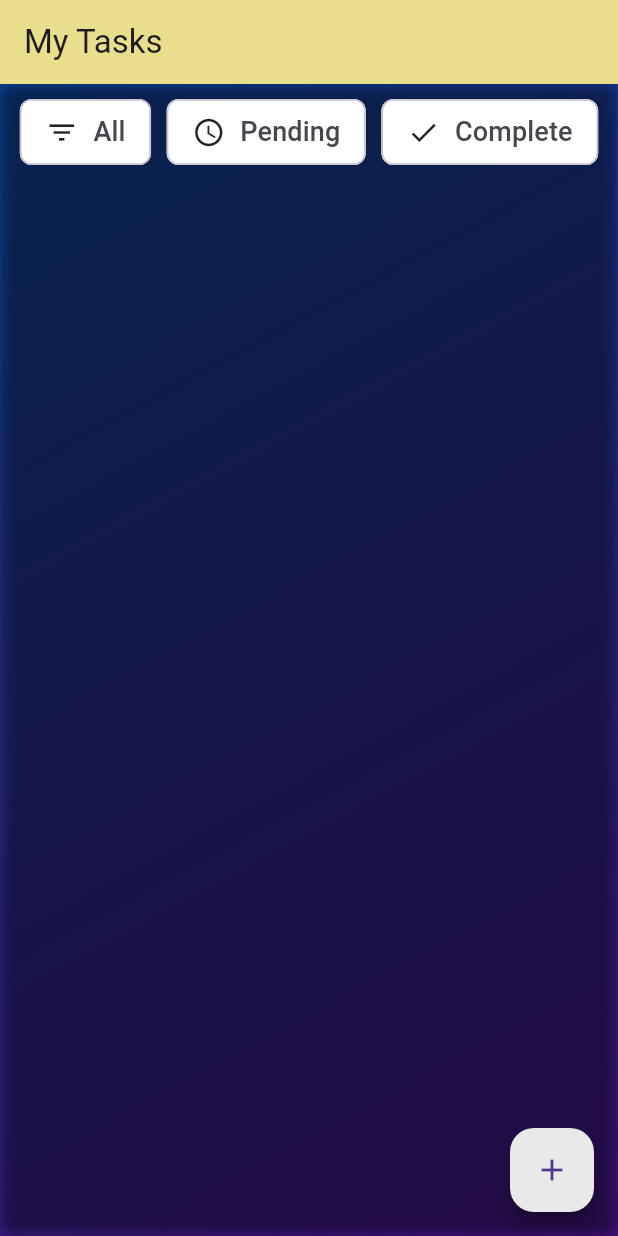
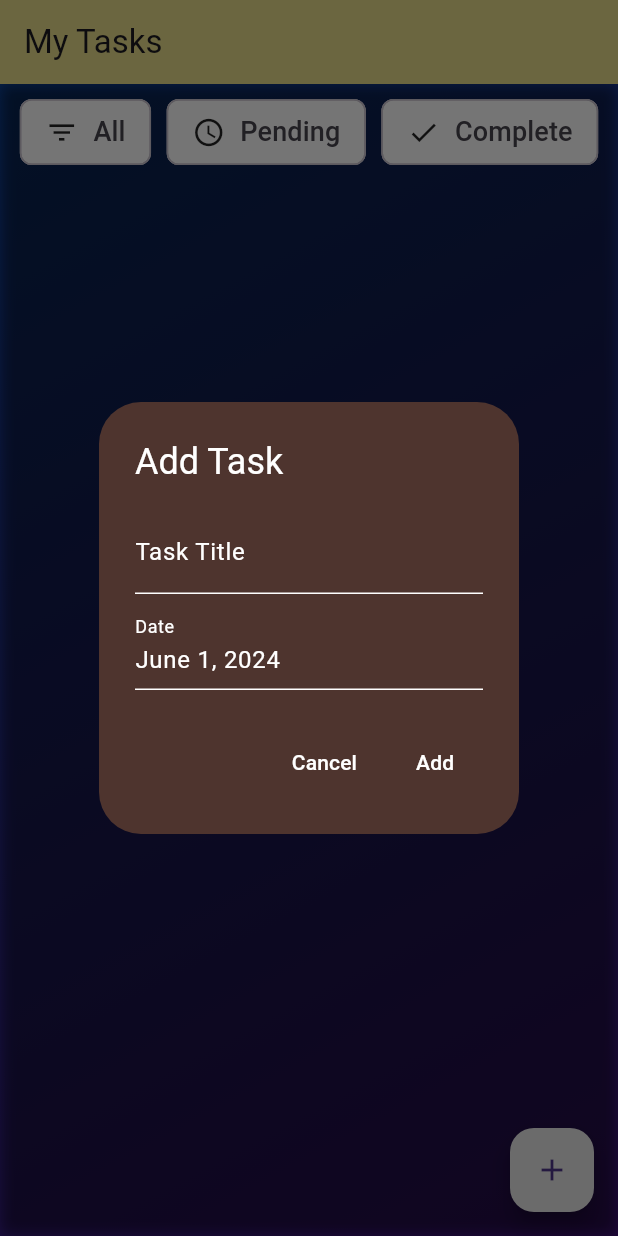
Before and after one commit to namrapatel2511/CODSOFT, a Flutter app: the screen it shows after launch, after a tap on the "add" icon, on a phone screen of 412 x 824 dp. Run offline on Flutter 3.47's test engine with Material 3 defaults, Android fonts, the phone set to English and light mode, and no system bars; our stand-ins replace shared_preferences.

Commit message:
full_app

```diff
--- a/lib/main.dart
+++ b/lib/main.dart
@@ -62,7 +62,6 @@ class _MyTasksPageState extends State<MyTasksPage> {
       ),
       body: Stack(
         children: [
-          // Gradient background
           Container(
             decoration: BoxDecoration(
               gradient: LinearGradient(
@@ -72,7 +71,6 @@ class _MyTasksPageState extends State<MyTasksPage> {
               ),
             ),
           ),
-          // Blurred effect
           ImageFiltered(
             imageFilter: ImageFilter.blur(sigmaX: 5.0, sigmaY: 5.0),
             child: Container(
@@ -111,7 +109,7 @@ class _MyTasksPageState extends State<MyTasksPage> {
         ],
       ),
       floatingActionButton: FloatingActionButton(
-        onPressed: () {},
+        onPressed: _showAddTaskDialog,
         backgroundColor: const Color.fromARGB(255, 233, 233, 233),
         child: const Icon(Icons.add),
       ),
@@ -131,6 +129,22 @@ class _MyTasksPageState extends State<MyTasksPage> {
               (task) => !task.isCompleted && task.date.isBefore(DateTime.now()))
           .toList();
     }
+  }
+
+  void _showAddTaskDialog() {
+    showDialog(
+      context: context,
+      builder: (BuildContext context) {
+        return AddTaskDialog(
+          onTaskAdded: (task) async {
+            setState(() {
+              tasks.add(task);
+            });
+            await _saveTasks();
+          },
+        );
+      },
+    );
   }
 }
 
@@ -155,47 +169,6 @@ class Task {
       'date': date.toIso8601String(),
       'isCompleted': isCompleted,
     };
-  }
-}
-
-class TaskFilter extends StatelessWidget {
-  final Function(String) onFilterChanged;
-
-  TaskFilter({required this.onFilterChanged});
-
-  @override
-  Widget build(BuildContext context) {
-    return Container(
-      padding: const EdgeInsets.all(8.0),
-      child: Row(
-        mainAxisAlignment: MainAxisAlignment.spaceAround,
-        children: [
-          _buildFilterChip('All', Icons.filter_list),
-          _buildFilterChip('Pending', Icons.access_time),
-          _buildFilterChip('Complete', Icons.done),
-        ],
-      ),
-    );
-  }
-
-  Widget _buildFilterChip(String label, IconData icon) {
-    return FilterChip(
-      label: Row(
-        children: [
-          Icon(icon, size: 22),
-          const SizedBox(width: 10),
-          Text(
-            label,
-            style: TextStyle(fontSize: 18),
-          ),
-        ],
-      ),
-      onSelected: (isSelected) {
-        onFilterChanged(label);
-      },
-      backgroundColor: Colors.white,
-      selectedColor: Colors.amber[800],
-    );
   }
 }
 
@@ -263,6 +236,10 @@ class TaskList extends StatelessWidget {
                       },
                     ),
                   IconButton(
+                    icon: const Icon(Icons.edit, color: Colors.white),
+                    onPressed: () => _showEditTaskDialog(context, task),
+                  ),
+                  IconButton(
                     icon: const Icon(Icons.delete, color: Colors.white),
                     onPressed: () async {
                       tasks.remove(task);
@@ -277,4 +254,180 @@ class TaskList extends StatelessWidget {
       },
     );
   }
+
+  void _showEditTaskDialog(BuildContext context, Task task) {
+    showDialog(
+      context: context,
+      builder: (BuildContext context) {
+        return AddTaskDialog(
+          task: task,
+          onTaskUpdated: (updatedTask) async {
+            task.title = updatedTask.title;
+            task.date = updatedTask.date;
+            task.isCompleted = updatedTask.isCompleted;
+            onUpdate();
+          },
+        );
+      },
+    );
+  }
 }
+
+class TaskFilter extends StatelessWidget {
+  final Function(String) onFilterChanged;
+
+  TaskFilter({required this.onFilterChanged});
+
+  @override
+  Widget build(BuildContext context) {
+    return Container(
+      padding: const EdgeInsets.all(8.0),
+      child: Row(
+        mainAxisAlignment: MainAxisAlignment.spaceAround,
+        children: [
+          _buildFilterChip('All', Icons.filter_list),
+          _buildFilterChip('Pending', Icons.access_time),
+          _buildFilterChip('Complete', Icons.done),
+        ],
+      ),
+    );
+  }
+
+  Widget _buildFilterChip(String label, IconData icon) {
+    return FilterChip(
+      label: Row(
+        children: [
+          Icon(icon, size: 22),
+          const SizedBox(width: 10),
+          Text(
+            label,
+            style: TextStyle(fontSize: 18),
+          ),
+        ],
+      ),
+      onSelected: (isSelected) {
+        onFilterChanged(label);
+      },
+      backgroundColor: Colors.white,
+      selectedColor: Colors.amber[800],
+    );
+  }
+}
+
+class AddTaskDialog extends StatefulWidget {
+  final Function(Task)? onTaskAdded;
+  final Function(Task)? onTaskUpdated;
+  final Task? task;
+
+  AddTaskDialog({this.onTaskAdded, this.onTaskUpdated, this.task});
+
+  @override
+  _AddTaskDialogState createState() => _AddTaskDialogState();
+}
+
+class _AddTaskDialogState extends State<AddTaskDialog> {
+  final _formKey = GlobalKey<FormState>();
+  late String _taskTitle;
+  late DateTime _taskDate;
+
+  @override
+  void initState() {
+    super.initState();
+    if (widget.task != null) {
+      _taskTitle = widget.task!.title;
+      _taskDate = widget.task!.date;
+    } else {
+      _taskTitle = '';
+      _taskDate = DateTime.now();
+    }
+  }
+
+  @override
+  Widget build(BuildContext context) {
+    return AlertDialog(
+      backgroundColor: const Color(0xFF4E342E),
+      title: Text(widget.task == null ? 'Add Task' : 'Edit Task',
+          style: const TextStyle(color: Colors.white)),
+      content: Form(
+        key: _formKey,
+        child: Column(
+          mainAxisSize: MainAxisSize.min,
+          children: [
+            TextFormField(
+              initialValue: _taskTitle,
+              decoration: const InputDecoration(
+                labelText: 'Task Title',
+                labelStyle: TextStyle(color: Colors.white),
+                enabledBorder: UnderlineInputBorder(
+                  borderSide: BorderSide(color: Colors.white),
+                ),
+              ),
+              validator: (value) {
+                if (value == null || value.isEmpty) {
+                  return 'Please enter a task title';
+                }
+                return null;
+              },
+              onSaved: (value) {
+                _taskTitle = value!;
+              },
+              style: const TextStyle(color: Colors.white),
+            ),
+            const SizedBox(height: 8.0),
+            TextFormField(
+              readOnly: true,
+              decoration: const InputDecoration(
+                labelText: 'Date',
+                labelStyle: TextStyle(color: Colors.white),
+                enabledBorder: UnderlineInputBorder(
+                  borderSide: BorderSide(color: Colors.white),
+                ),
+              ),
+              onTap: () async {
+                DateTime? picked = await showDatePicker(
+                  context: context,
+                  initialDate: _taskDate,
+                  firstDate: DateTime.now(),
+                  lastDate: DateTime(2101),
+                );
+                if (picked != null) {
+                  setState(() {
+                    _taskDate = picked;
+                  });
+                }
+              },
+              controller: TextEditingController(
+                text: DateFormat('MMMM d, yyyy').format(_taskDate),
+              ),
+              style: const TextStyle(color: Colors.white),
+            ),
+          ],
+        ),
+      ),
+      actions: [
+        TextButton(
+          onPressed: () {
+            Navigator.of(context).pop();
+          },
+          child: const Text('Cancel', style: TextStyle(color: Colors.white)),
+        ),
+        TextButton(
+          onPressed: () {
+            if (_formKey.currentState!.validate()) {
+              _formKey.currentState!.save();
+              if (widget.onTaskAdded != null) {
+                widget.onTaskAdded!(Task(_taskTitle, _taskDate, false));
+              } else if (widget.onTaskUpdated != null) {
+                widget.onTaskUpdated!(
+                    Task(_taskTitle, _taskDate, widget.task!.isCompleted));
+              }
+              Navigator.of(context).pop();
+            }
+          },
+          child: Text(widget.task == null ? 'Add' : 'Update',
+              style: const TextStyle(color: Colors.white)),
+        ),
+      ],
+    );
+  }
+}
```
